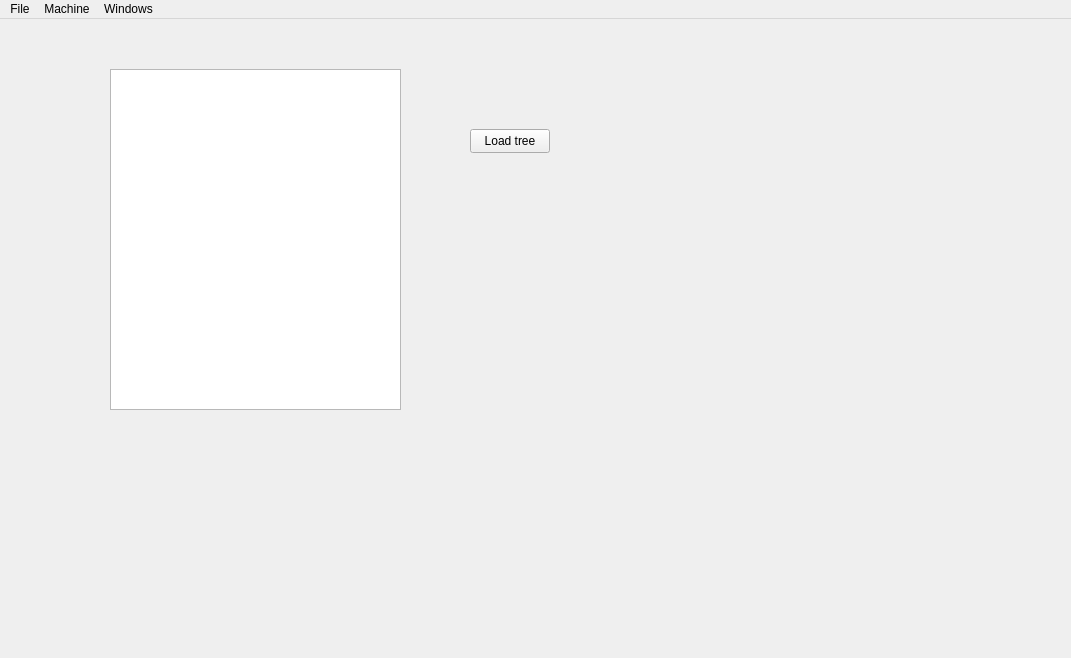
Qt form code/Qt_VHDL_SVG_proj/forms/mainwindow.ui (LirokWid/QT_VHDL_simulator) before a commit.
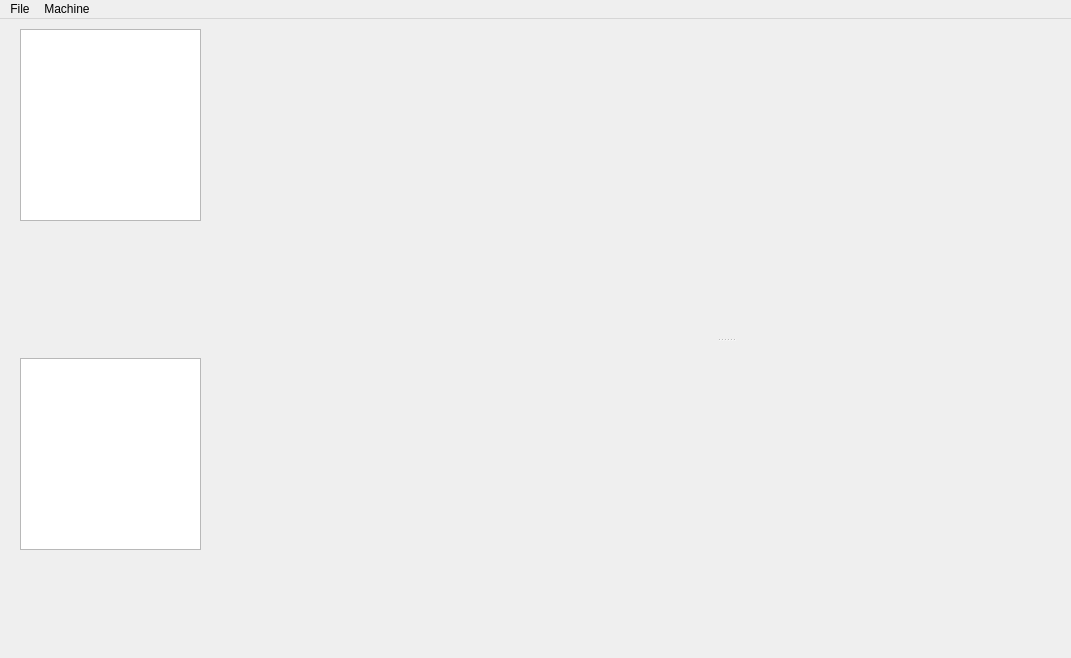
The same form after that commit.

Commit message: Add UI files for Qt GUI design

Diff of the .ui file:
```diff
--- a/code/Qt_VHDL_SVG_proj/forms/mainwindow.ui
+++ b/code/Qt_VHDL_SVG_proj/forms/mainwindow.ui
@@ -20,28 +20,55 @@
    <string>MainWindow</string>
   </property>
   <widget class="QWidget" name="centralwidget">
-   <widget class="QTreeView" name="treeView">
+   <widget class="QWidget" name="verticalLayoutWidget">
     <property name="geometry">
      <rect>
-      <x>110</x>
-      <y>50</y>
-      <width>291</width>
-      <height>341</height>
+      <x>20</x>
+      <y>10</y>
+      <width>181</width>
+      <height>521</height>
      </rect>
     </property>
+    <layout class="QVBoxLayout" name="verticalLayout">
+     <item>
+      <widget class="QTableView" name="tableView"/>
+     </item>
+     <item>
+      <spacer name="verticalSpacer">
+       <property name="orientation">
+        <enum>Qt::Vertical</enum>
+       </property>
+       <property name="sizeHint" stdset="0">
+        <size>
+         <width>20</width>
+         <height>40</height>
+        </size>
+       </property>
+      </spacer>
+     </item>
+     <item>
+      <widget class="QTreeView" name="treeView"/>
+     </item>
+    </layout>
    </widget>
-   <widget class="QPushButton" name="pushButton">
+   <widget class="QSplitter" name="splitter">
     <property name="geometry">
      <rect>
-      <x>470</x>
-      <y>110</y>
-      <width>80</width>
-      <height>24</height>
+      <x>380</x>
+      <y>0</y>
+      <width>691</width>
+      <height>641</height>
      </rect>
     </property>
-    <property name="text">
-     <string>Load tree</string>
+    <property name="orientation">
+     <enum>Qt::Vertical</enum>
     </property>
+    <widget class="QWidget" name="verticalLayoutWidget_2">
+     <layout class="QVBoxLayout" name="verticalLayout_2"/>
+    </widget>
+    <widget class="QWidget" name="verticalLayoutWidget_3">
+     <layout class="QVBoxLayout" name="verticalLayout_3"/>
+    </widget>
    </widget>
   </widget>
   <widget class="QMenuBar" name="menubar">
@@ -67,14 +94,8 @@
      <string>Machine</string>
     </property>
    </widget>
-   <widget class="QMenu" name="menuWindows">
-    <property name="title">
-     <string>Windows</string>
-    </property>
-   </widget>
    <addaction name="menuFile"/>
    <addaction name="menuMqchine"/>
-   <addaction name="menuWindows"/>
   </widget>
   <action name="actionNew_Simulation">
    <property name="text">
```
The commit also changes 7 other files.
